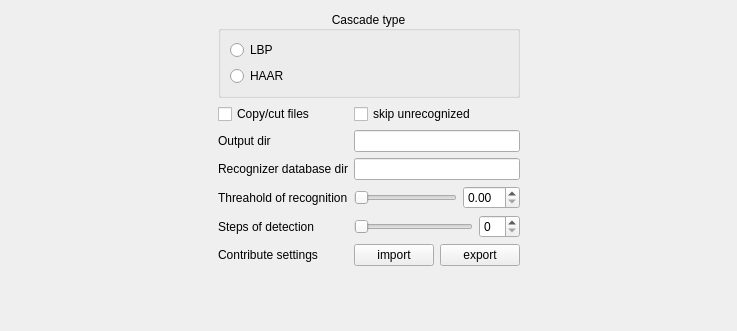
Above: src/Facecope/FSettingsWidget.ui from ZulusK/courseWork_1 before the change. Below: the same form after it.
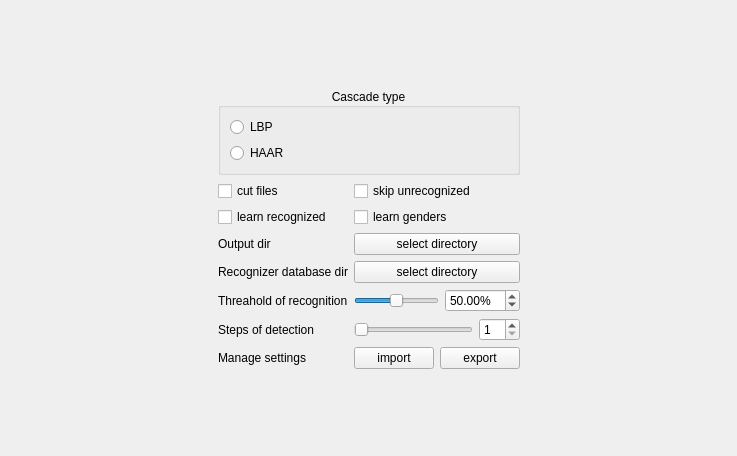
That is the form after the change.

Commit message: setting load/saving

```diff
--- a/src/Facecope/FSettingsWidget.ui
+++ b/src/Facecope/FSettingsWidget.ui
@@ -7,15 +7,26 @@
     <x>0</x>
     <y>0</y>
     <width>737</width>
-    <height>331</height>
+    <height>456</height>
    </rect>
   </property>
   <property name="windowTitle">
    <string>Form</string>
   </property>
-  <layout class="QVBoxLayout" name="verticalLayout_2">
-   <item>
     <layout class="QVBoxLayout" name="verticalLayout">
+   <item>
+    <spacer name="verticalSpacer_3">
+     <property name="orientation">
+      <enum>Qt::Vertical</enum>
+     </property>
+     <property name="sizeHint" stdset="0">
+      <size>
+       <width>20</width>
+       <height>44</height>
+      </size>
+     </property>
+    </spacer>
+   </item>
      <item>
       <layout class="QHBoxLayout" name="horizontalLayout_3">
        <item>
@@ -33,76 +44,173 @@
        </item>
        <item>
         <layout class="QFormLayout" name="formLayout">
+       <item row="2" column="0" colspan="2">
+        <widget class="QGroupBox" name="groupBox">
+         <property name="title">
+          <string>Cascade type</string>
+         </property>
+         <property name="alignment">
+          <set>Qt::AlignCenter</set>
+         </property>
+         <layout class="QVBoxLayout" name="verticalLayout_3">
+          <item>
+           <widget class="QRadioButton" name="lbp_RB">
+            <property name="text">
+             <string>LBP</string>
+            </property>
+           </widget>
+          </item>
+          <item>
+           <widget class="QRadioButton" name="haar_RB">
+            <property name="text">
+             <string>HAAR</string>
+            </property>
+           </widget>
+          </item>
+         </layout>
+        </widget>
+       </item>
+       <item row="3" column="0">
+        <widget class="QCheckBox" name="cutFiles_CB">
+         <property name="text">
+          <string>cut files</string>
+         </property>
+        </widget>
+       </item>
+       <item row="3" column="1">
+        <widget class="QCheckBox" name="skipUnrecognized_CB">
+         <property name="text">
+          <string>skip unrecognized</string>
+         </property>
+        </widget>
+       </item>
          <item row="4" column="0">
-          <widget class="QLabel" name="label_3">
+        <widget class="QCheckBox" name="learRecognized_CB">
            <property name="text">
-            <string>Output dir</string>
+          <string>learn recognized</string>
            </property>
           </widget>
          </item>
          <item row="4" column="1">
-          <widget class="QLineEdit" name="lineEdit"/>
+        <widget class="QCheckBox" name="learnGender_CB">
+         <property name="text">
+          <string>learn genders</string>
+         </property>
+        </widget>
          </item>
          <item row="5" column="0">
-          <widget class="QLabel" name="label_4">
+        <widget class="QLabel" name="label_3">
            <property name="text">
-            <string>Recognizer database dir</string>
+          <string>Output dir</string>
            </property>
           </widget>
          </item>
          <item row="5" column="1">
-          <widget class="QLineEdit" name="lineEdit_2"/>
+        <widget class="QPushButton" name="selectOutDir_B">
+         <property name="text">
+          <string>select directory</string>
+         </property>
+        </widget>
          </item>
          <item row="6" column="0">
+        <widget class="QLabel" name="label_4">
+         <property name="text">
+          <string>Recognizer database dir</string>
+         </property>
+        </widget>
+       </item>
+       <item row="6" column="1">
+        <widget class="QPushButton" name="selectDatabase_B">
+         <property name="text">
+          <string>select directory</string>
+         </property>
+        </widget>
+       </item>
+       <item row="7" column="0">
           <widget class="QLabel" name="label_5">
            <property name="text">
             <string>Threahold of recognition</string>
            </property>
           </widget>
          </item>
-         <item row="6" column="1">
+       <item row="7" column="1">
           <layout class="QHBoxLayout" name="horizontalLayout">
            <item>
-            <widget class="QSlider" name="horizontalSlider">
+          <widget class="QSlider" name="threahold_SL">
+           <property name="minimum">
+            <number>1</number>
+           </property>
+           <property name="maximum">
+            <number>100</number>
+           </property>
+           <property name="value">
+            <number>50</number>
+           </property>
              <property name="orientation">
               <enum>Qt::Horizontal</enum>
              </property>
             </widget>
            </item>
            <item>
-            <widget class="QDoubleSpinBox" name="doubleSpinBox"/>
+          <widget class="QDoubleSpinBox" name="threahold_SB">
+           <property name="suffix">
+            <string>%</string>
+           </property>
+           <property name="minimum">
+            <double>1.000000000000000</double>
+           </property>
+           <property name="maximum">
+            <double>100.000000000000000</double>
+           </property>
+           <property name="value">
+            <double>50.000000000000000</double>
+           </property>
+          </widget>
            </item>
           </layout>
          </item>
-         <item row="7" column="0">
+       <item row="8" column="0">
           <widget class="QLabel" name="label_7">
            <property name="text">
             <string>Steps of detection</string>
            </property>
           </widget>
          </item>
-         <item row="7" column="1">
+       <item row="8" column="1">
           <layout class="QHBoxLayout" name="horizontalLayout_4">
            <item>
-            <widget class="QSlider" name="horizontalSlider_2">
+          <widget class="QSlider" name="steps_SL">
+           <property name="minimum">
+            <number>1</number>
+           </property>
+           <property name="maximum">
+            <number>20</number>
+           </property>
              <property name="orientation">
               <enum>Qt::Horizontal</enum>
              </property>
             </widget>
            </item>
            <item>
-            <widget class="QSpinBox" name="spinBox"/>
+          <widget class="QSpinBox" name="steps_SB">
+           <property name="minimum">
+            <number>1</number>
+           </property>
+           <property name="maximum">
+            <number>20</number>
+           </property>
+          </widget>
            </item>
           </layout>
          </item>
-         <item row="8" column="0">
+       <item row="9" column="0">
           <widget class="QLabel" name="label_6">
            <property name="text">
-            <string>Contribute settings</string>
+          <string>Manage settings</string>
            </property>
           </widget>
          </item>
-         <item row="8" column="1">
+       <item row="9" column="1">
           <layout class="QHBoxLayout" name="horizontalLayout_2">
            <item>
             <widget class="QPushButton" name="pushButton">
@@ -120,46 +228,6 @@
            </item>
           </layout>
          </item>
-         <item row="2" column="0" colspan="2">
-          <widget class="QGroupBox" name="groupBox">
-           <property name="title">
-            <string>Cascade type</string>
-           </property>
-           <property name="alignment">
-            <set>Qt::AlignCenter</set>
-           </property>
-           <layout class="QVBoxLayout" name="verticalLayout_3">
-            <item>
-             <widget class="QRadioButton" name="radioButton">
-              <property name="text">
-               <string>LBP</string>
-              </property>
-             </widget>
-            </item>
-            <item>
-             <widget class="QRadioButton" name="radioButton_2">
-              <property name="text">
-               <string>HAAR</string>
-              </property>
-             </widget>
-            </item>
-           </layout>
-          </widget>
-         </item>
-         <item row="3" column="0">
-          <widget class="QCheckBox" name="checkBox_2">
-           <property name="text">
-            <string>Copy/cut files</string>
-           </property>
-          </widget>
-         </item>
-         <item row="3" column="1">
-          <widget class="QCheckBox" name="checkBox">
-           <property name="text">
-            <string>skip unrecognized</string>
-           </property>
-          </widget>
-         </item>
         </layout>
        </item>
        <item>
@@ -185,25 +253,10 @@
        <property name="sizeHint" stdset="0">
         <size>
          <width>20</width>
-         <height>40</height>
+       <height>43</height>
         </size>
        </property>
       </spacer>
-     </item>
-     <item>
-      <spacer name="verticalSpacer_2">
-       <property name="orientation">
-        <enum>Qt::Vertical</enum>
-       </property>
-       <property name="sizeHint" stdset="0">
-        <size>
-         <width>20</width>
-         <height>40</height>
-        </size>
-       </property>
-      </spacer>
-     </item>
-    </layout>
    </item>
   </layout>
  </widget>
```
Left out of the diff: 4 changed lines with no effect on the pictures. Lines whose indentation alone changed are shown as unchanged. The commit also changes 17 other files.
